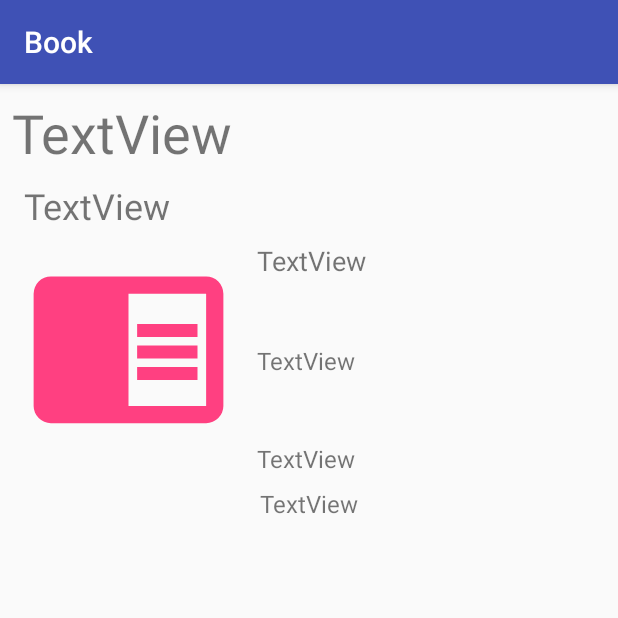
After one commit to imankhadiv/book-finder, an Android app: the BookDetail screen opened directly, with no data from a screen before it, on a phone screen of 412 x 824 dp, the top half of it. The commit adds this screen. Run offline under Robolectric (Android 15) with nearby library versions, the phone set to English and light mode, and no system bars.

Commit message:
added detail activity

```diff
--- a/app/build.gradle
+++ b/app/build.gradle
@@ -10,6 +10,7 @@ android {
         versionCode 1
         versionName "1.0"
         testInstrumentationRunner "android.support.test.runner.AndroidJUnitRunner"
+        vectorDrawables.useSupportLibrary = true
     }
     buildTypes {
         release {
--- a/app/src/main/AndroidManifest.xml
+++ b/app/src/main/AndroidManifest.xml
@@ -2,7 +2,8 @@
 <manifest xmlns:android="http://schemas.android.com/apk/res/android"
     package="elrast.com.book">
 
-    <uses-permission android:name="android.permission.INTERNET"/>
+    <uses-permission android:name="android.permission.INTERNET" />
+
     <application
         android:allowBackup="true"
         android:icon="@mipmap/ic_launcher"
@@ -17,6 +18,7 @@
                 <category android:name="android.intent.category.LAUNCHER" />
             </intent-filter>
         </activity>
+        <activity android:name=".BookDetail"></activity>
     </application>
 
 </manifest>
--- /dev/null
+++ b/app/src/main/java/elrast/com/book/BookDetail.java
@@ -0,0 +1,13 @@
+package elrast.com.book;
+
+import android.support.v7.app.AppCompatActivity;
+import android.os.Bundle;
+
+public class BookDetail extends AppCompatActivity {
+
+    @Override
+    protected void onCreate(Bundle savedInstanceState) {
+        super.onCreate(savedInstanceState);
+        setContentView(R.layout.activity_book_detail);
+    }
+}
--- /dev/null
+++ b/app/src/main/res/layout/activity_book_detail.xml
@@ -0,0 +1,100 @@
+<?xml version="1.0" encoding="utf-8"?>
+<android.support.constraint.ConstraintLayout xmlns:android="http://schemas.android.com/apk/res/android"
+    xmlns:app="http://schemas.android.com/apk/res-auto"
+    xmlns:tools="http://schemas.android.com/tools"
+    android:layout_width="match_parent"
+    android:layout_height="match_parent"
+    tools:context="elrast.com.book.BookDetail">
+
+    <TextView
+        android:id="@+id/titleTextView"
+        android:layout_width="0dp"
+        android:layout_height="wrap_content"
+        android:layout_marginLeft="8dp"
+        android:layout_marginRight="8dp"
+        android:layout_marginTop="8dp"
+        android:text="@string/textview"
+        android:textSize="36sp"
+        app:layout_constraintLeft_toLeftOf="parent"
+        app:layout_constraintRight_toRightOf="parent"
+        app:layout_constraintTop_toTopOf="parent" />
+
+    <TextView
+        android:id="@+id/subtitleTextView"
+        android:layout_width="0dp"
+        android:layout_height="wrap_content"
+        android:layout_marginEnd="@dimen/standard_margin"
+        android:layout_marginLeft="@dimen/standard_margin"
+        android:layout_marginRight="8dp"
+        android:layout_marginStart="@dimen/standard_margin"
+        android:layout_marginTop="8dp"
+        android:text="@string/textview"
+        android:textSize="24sp"
+        app:layout_constraintLeft_toLeftOf="parent"
+        app:layout_constraintRight_toRightOf="parent"
+        app:layout_constraintTop_toBottomOf="@+id/titleTextView" />
+
+    <ImageView
+        android:id="@+id/imageView"
+        android:layout_width="139dp"
+        android:layout_height="138dp"
+        android:layout_marginLeft="@dimen/standard_margin"
+        android:layout_marginStart="@dimen/standard_margin"
+        android:layout_marginTop="8dp"
+        android:contentDescription="@string/empty_image"
+        app:layout_constraintLeft_toLeftOf="parent"
+        app:layout_constraintTop_toBottomOf="@+id/subtitleTextView"
+        app:srcCompat="@drawable/book_open" />
+
+    <TextView
+        android:id="@+id/autherTextView"
+        android:layout_width="wrap_content"
+        android:layout_height="wrap_content"
+        android:layout_marginLeft="@dimen/standard_margin"
+        android:layout_marginStart="@dimen/standard_margin"
+        android:layout_marginTop="8dp"
+        android:text="@string/textview"
+        android:textSize="18sp"
+        app:layout_constraintLeft_toRightOf="@+id/imageView"
+        app:layout_constraintTop_toBottomOf="@+id/subtitleTextView" />
+
+    <TextView
+        android:id="@+id/publisherTextView"
+        android:layout_width="wrap_content"
+        android:layout_height="wrap_content"
+        android:layout_marginLeft="@dimen/standard_margin"
+        android:layout_marginStart="@dimen/standard_margin"
+        android:layout_marginTop="43dp"
+        android:text="@string/textview"
+        android:textSize="16sp"
+        app:layout_constraintLeft_toRightOf="@+id/imageView"
+        app:layout_constraintTop_toBottomOf="@+id/autherTextView"
+        tools:layout_editor_absoluteX="163dp" />
+
+    <TextView
+        android:id="@+id/publishedDateTextView"
+        android:layout_width="wrap_content"
+        android:layout_height="wrap_content"
+        android:layout_marginLeft="8dp"
+        android:layout_marginStart="@dimen/standard_margin"
+        android:layout_marginTop="43dp"
+        android:text="@string/textview"
+        android:textSize="16sp"
+        app:layout_constraintLeft_toRightOf="@+id/imageView"
+        app:layout_constraintTop_toBottomOf="@+id/publisherTextView" />
+
+    <TextView
+        android:id="@+id/descriptionTextView"
+        android:layout_width="wrap_content"
+        android:layout_height="wrap_content"
+        android:layout_marginEnd="@dimen/standard_margin"
+        android:layout_marginLeft="@dimen/standard_margin"
+        android:layout_marginRight="8dp"
+        android:layout_marginStart="@dimen/standard_margin"
+        android:layout_marginTop="8dp"
+        android:text="@string/textview"
+        android:textSize="16sp"
+        app:layout_constraintLeft_toLeftOf="parent"
+        app:layout_constraintRight_toRightOf="parent"
+        app:layout_constraintTop_toBottomOf="@+id/publishedDateTextView" />
+</android.support.constraint.ConstraintLayout>
--- a/app/src/main/res/values/dimens.xml
+++ b/app/src/main/res/values/dimens.xml
@@ -3,4 +3,5 @@
     <dimen name="title">20sp</dimen>
     <dimen name="author">18sp</dimen>
     <dimen name="published_date_padding">8dp</dimen>
+    <dimen name="standard_margin">16dp</dimen>
 </resources>
--- a/app/src/main/res/values/strings.xml
+++ b/app/src/main/res/values/strings.xml
@@ -5,4 +5,6 @@
     <string name="title">title</string>
     <string name="author">Author</string>
     <string name="search">search</string>
+    <string name="textview">TextView</string>
+    <string name="empty_image">empty_image</string>
 </resources>
```
